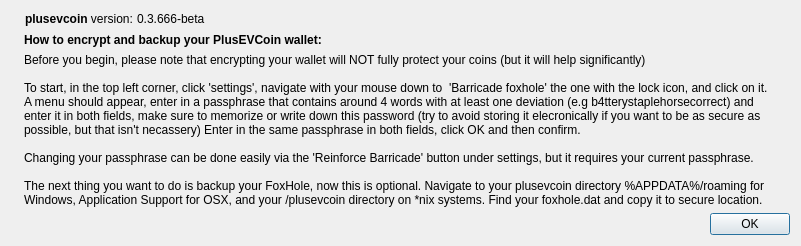
Qt form src/qt/forms/protectionTutDialog.ui (plusevcoin/plusevcoin) before a commit.
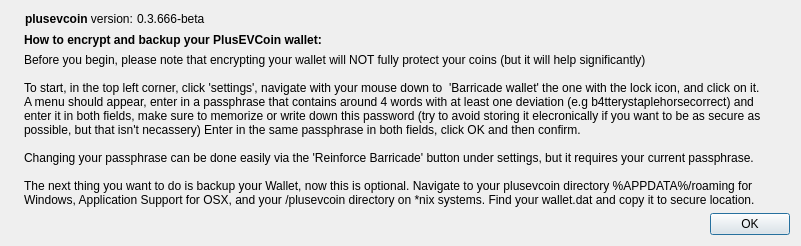
The same form after that commit. Icons and pictures are not drawn.

Commit message: Wallet name change

```diff
--- a/src/qt/forms/protectionTutDialog.ui
+++ b/src/qt/forms/protectionTutDialog.ui
@@ -115,15 +115,15 @@
        <property name="text">
         <string>Before you begin, please note that encrypting your wallet will NOT fully protect your coins (but it will help significantly)
 
-To start, in the top left corner, click 'settings', navigate with your mouse down to  'Barricade foxhole' the one with the lock icon, and click on it.
+To start, in the top left corner, click 'settings', navigate with your mouse down to  'Barricade wallet' the one with the lock icon, and click on it.
 A menu should appear, enter in a passphrase that contains around 4 words with at least one deviation (e.g b4tterystaplehorsecorrect) and
 enter it in both fields, make sure to memorize or write down this password (try to avoid storing it elecronically if you want to be as secure as
 possible, but that isn't necassery) Enter in the same passphrase in both fields, click OK and then confirm.
 
 Changing your passphrase can be done easily via the 'Reinforce Barricade' button under settings, but it requires your current passphrase.
 
-The next thing you want to do is backup your FoxHole, now this is optional. Navigate to your plusevcoin directory %APPDATA%/roaming for
-Windows, Application Support for OSX, and your /plusevcoin directory on *nix systems. Find your foxhole.dat and copy it to secure location.</string>
+The next thing you want to do is backup your Wallet, now this is optional. Navigate to your plusevcoin directory %APPDATA%/roaming for
+Windows, Application Support for OSX, and your /plusevcoin directory on *nix systems. Find your wallet.dat and copy it to secure location.</string>
        </property>
        <property name="textInteractionFlags">
         <set>Qt::LinksAccessibleByMouse|Qt::TextSelectableByMouse</set>
```
The commit also changes 18 other files.
